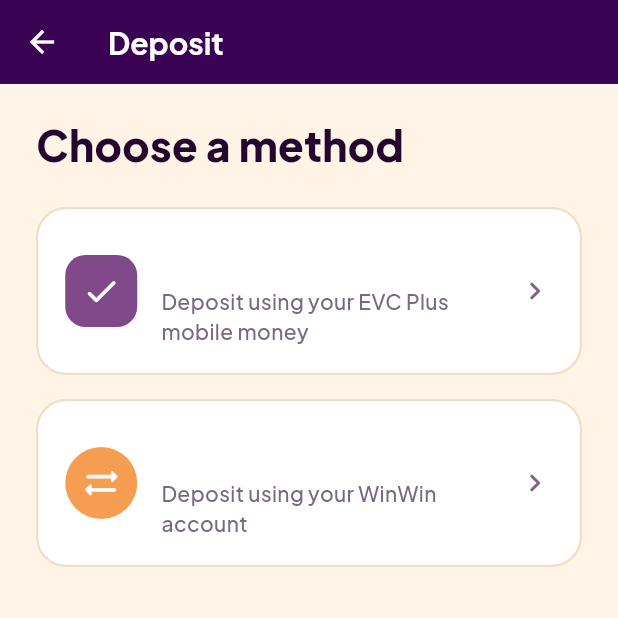
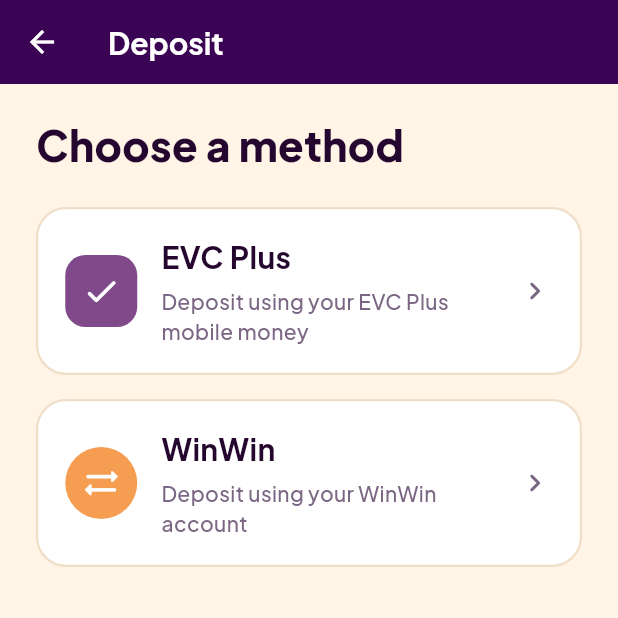
Before and after one commit to waaproltd-spec/Badal-exchange, a Flutter app: the DepositMethodScreen screen opened directly, on a phone screen of 412 x 824 dp, the top half of it. Run offline on Flutter 3.47's test engine with Material 3 defaults, Android fonts, the phone set to English and light mode, and no system bars; our stand-ins replace device_info_plus, flutter_secure_storage, google_fonts, permission_handler, shared_preferences; accounts and stored records are empty.

Commit message:
customer-app: fix invisible method names on deposit/withdraw screens
The purple-theme change switched AppBar titles to a white style, but the
same pattern also matched the method-card titles and the confirm-screen
method labels, rendering them white-on-white. Restore the dark title
style there; real app bar titles stay white.

Co-Authored-By: Claude Opus 5.5 <noreply@anthropic.com>
Claude-Session: https://claude.ai/code/session_01Npn8cEzR8AiCJn2qdskVBB

```diff
--- a/customer-app/lib/screens/deposit/deposit_confirm_screen.dart
+++ b/customer-app/lib/screens/deposit/deposit_confirm_screen.dart
@@ -74,7 +74,7 @@ class _DepositConfirmScreenState extends State<DepositConfirmScreen> {
             Center(child: MethodIcon(method: quote.method, size: 56)),
             const SizedBox(height: 16),
             Center(
-              child: Text(isEvc ? AppStrings.evcPlus : AppStrings.winwin, style: AppTextStyles.appBarTitle),
+              child: Text(isEvc ? AppStrings.evcPlus : AppStrings.winwin, style: AppTextStyles.title),
             ),
             const SizedBox(height: 24),
             AppCard(
--- a/customer-app/lib/screens/deposit/deposit_method_screen.dart
+++ b/customer-app/lib/screens/deposit/deposit_method_screen.dart
@@ -84,7 +84,7 @@ class _MethodTile extends StatelessWidget {
               child: Column(
                 crossAxisAlignment: CrossAxisAlignment.start,
                 children: [
-                  Text(title, style: AppTextStyles.appBarTitle),
+                  Text(title, style: AppTextStyles.title),
                   const SizedBox(height: 4),
                   Text(subtitle, style: AppTextStyles.muted),
                 ],
--- a/customer-app/lib/screens/withdraw/withdraw_confirm_screen.dart
+++ b/customer-app/lib/screens/withdraw/withdraw_confirm_screen.dart
@@ -75,7 +75,7 @@ class _WithdrawConfirmScreenState extends State<WithdrawConfirmScreen> {
             Center(child: MethodIcon(method: quote.method, size: 56)),
             const SizedBox(height: 16),
             Center(
-              child: Text(isEvc ? AppStrings.evcPlus : AppStrings.winwin, style: AppTextStyles.appBarTitle),
+              child: Text(isEvc ? AppStrings.evcPlus : AppStrings.winwin, style: AppTextStyles.title),
             ),
             const SizedBox(height: 24),
             AppCard(
--- a/customer-app/lib/screens/withdraw/withdraw_method_screen.dart
+++ b/customer-app/lib/screens/withdraw/withdraw_method_screen.dart
@@ -84,7 +84,7 @@ class _MethodTile extends StatelessWidget {
               child: Column(
                 crossAxisAlignment: CrossAxisAlignment.start,
                 children: [
-                  Text(title, style: AppTextStyles.appBarTitle),
+                  Text(title, style: AppTextStyles.title),
                   const SizedBox(height: 4),
                   Text(subtitle, style: AppTextStyles.muted),
                 ],
```
